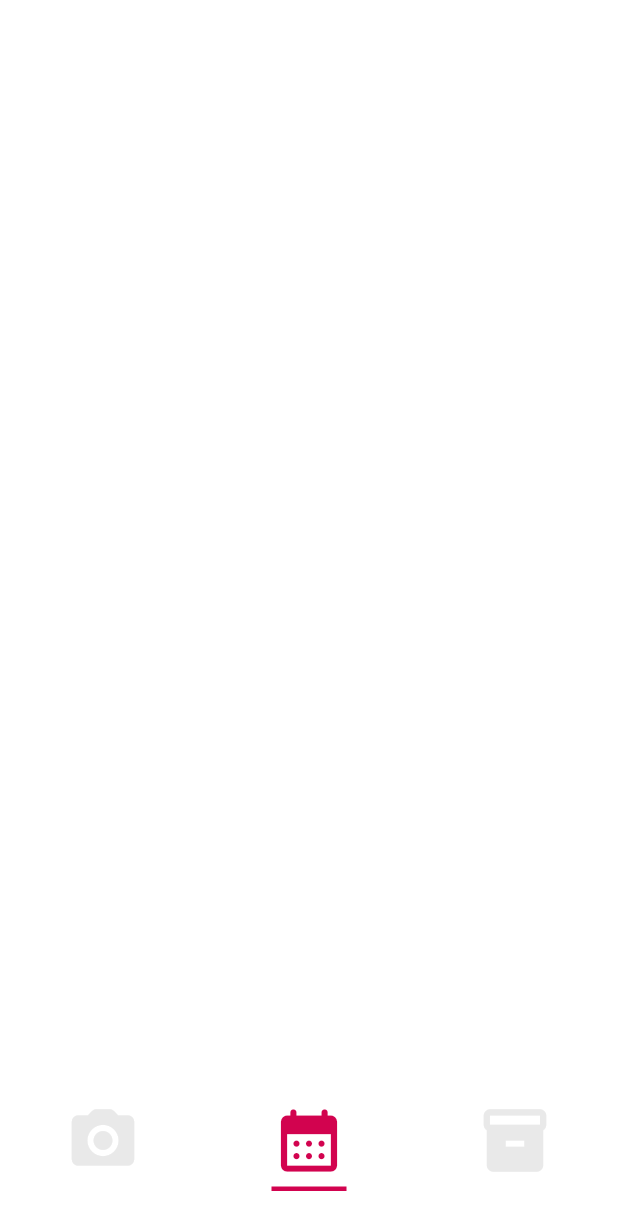
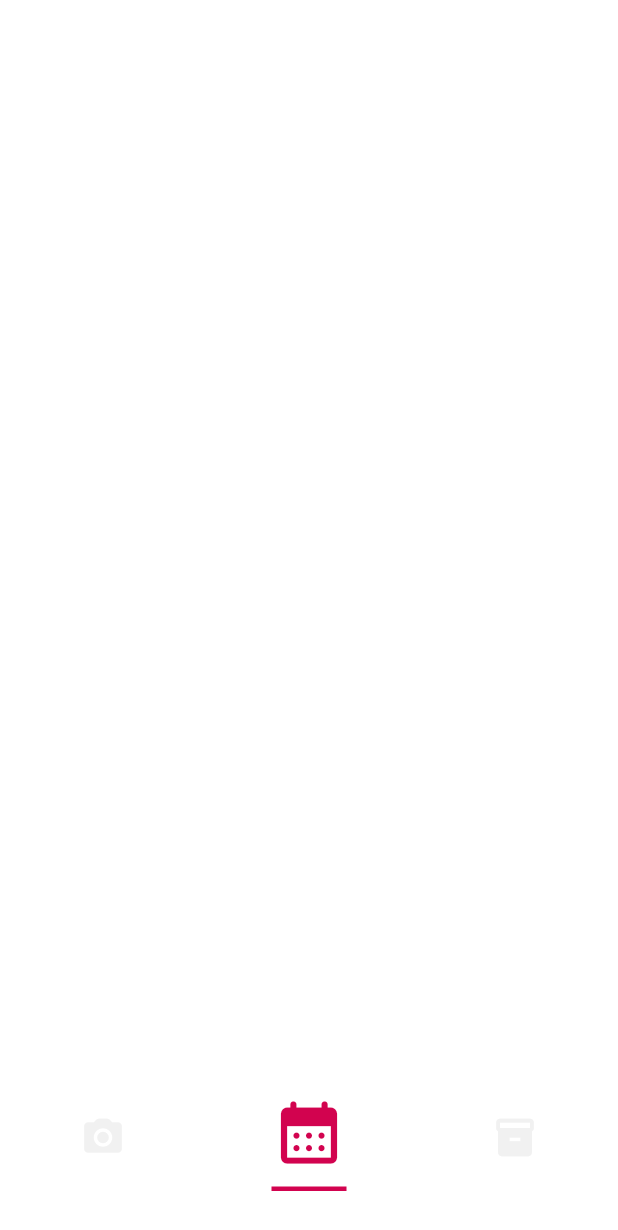
Before and after one commit to Junior-Green/hangr, a Flutter app: the screen it shows after launch, on a phone screen of 412 x 824 dp. Shown: the top 1230 px of the screen. Run offline on Flutter 3.47's test engine with Material 2 defaults, Android fonts, the phone set to English and light mode, and no system bars; our stand-ins replace camera, flutter_spinkit.

Commit message:
Updated launcher icons. Worked on home screen.

```diff
--- a/lib/main.dart
+++ b/lib/main.dart
@@ -18,8 +18,7 @@ main() {
           initialRoute: '/',
           routes: {
             '/': (context) => const Loading(),
-            '/home': (context) => const DefaultTabController(
-                length: 3, child: Home(), initialIndex: 1),
+            '/home': (context) => const Home(),
             '/location': (context) => SizedBox(),
           });
     },
--- a/lib/pages/home.dart
+++ b/lib/pages/home.dart
@@ -1,4 +1,5 @@
 import 'package:flutter/material.dart';
+import 'package:flutter/scheduler.dart';
 import 'package:hangr/pages/home_calendar.dart';
 import 'package:hangr/pages/home_camera.dart';
 import 'package:hangr/pages/home_wardrobe.dart';
@@ -6,49 +7,83 @@ import 'package:hangr/pages/home_wardrobe.dart';
 class Home extends StatefulWidget {
   const Home({Key? key}) : super(key: key);
 
-  static final tabs = [
-    const Tab(icon: Icon(Icons.camera_alt_rounded, size: 50)),
+  static const _tabs = [
+    Padding(
+      padding: const EdgeInsets.fromLTRB(0, 10, 0, 0),
+      child: const Tab(icon: Icon(Icons.camera_alt_rounded, size: 30)),
+    ),
     const Tab(icon: Icon(Icons.calendar_month_rounded, size: 50)),
-    const Tab(icon: Icon(Icons.inventory, size: 50))
+    Padding(
+      padding: const EdgeInsets.fromLTRB(0, 10, 0, 0),
+      child: const Tab(icon: Icon(Icons.inventory, size: 30)),
+    )
   ];
 
   @override
   State<Home> createState() => _HomeState();
 }
 
-class _HomeState extends State<Home> {
-  Map data = {};
-  ThemeData theme = ThemeData.light();
+class _HomeState extends State<Home> with TickerProviderStateMixin {
+  Map _data = {};
+  ThemeData _theme = ThemeData.light();
+  TabController? _controller;
+  bool _isTransparent = false;
 
   @override
   void initState() {
+    _controller = new TabController(length: Home._tabs.length, vsync: this, initialIndex: 1);
     super.initState();
   }
 
   @override
+  void dispose() {
+    _controller!.dispose();
+    super.dispose();
+  }
+
+  @override
   Widget build(BuildContext context) {
-    data = ModalRoute.of(context)!.settings.arguments as Map;
-    theme = Theme.of(context);
+    _data = ModalRoute.of(context)!.settings.arguments as Map;
+    _theme = Theme.of(context);
+    timeDilation = 0.75;
+
+    _controller!.addListener(() {
+      setState(() {
+        _isTransparent = _controller!.index == 0 ? true : false;
+      });
+    });
 
     return Scaffold(
       body: TabBarView(
+        controller: _controller,
+        physics: (_controller!.index == 1) ? NeverScrollableScrollPhysics() : null,
         children: [
-          HomeCamera(
-              camera: data['camera']),
+          HomeCamera(camera: _data['camera']),
           HomeCalendar(),
           HomeWardrobe(),
         ],
       ),
-      bottomNavigationBar: TabBar(
+      bottomNavigationBar: _isTransparent
+          ? Container(width: 0, height: 0)
+          : TabBar(
               enableFeedback: true,
-        tabs: Home.tabs,
+              isScrollable: false,
+              controller: _controller,
+              tabs: Home._tabs,
               indicatorWeight: 3,
               labelPadding: const EdgeInsets.fromLTRB(0, 0, 0, 40),
               indicatorPadding: const EdgeInsets.fromLTRB(0, 0, 0, 30),
-        labelColor: theme.colorScheme.secondary,
-        unselectedLabelColor: theme.colorScheme.tertiary,
+              labelColor: _isTransparent
+                  ? Colors.transparent
+                  : _theme.colorScheme.secondary,
+              unselectedLabelColor: _isTransparent
+                  ? Colors.transparent
+                  : const Color.fromARGB(90, 214, 214, 214),
+              overlayColor: null,
               indicatorSize: TabBarIndicatorSize.label,
-        indicatorColor: theme.colorScheme.secondary,
+              indicatorColor: _isTransparent
+                  ? Colors.transparent
+                  : _theme.colorScheme.secondary,
             ),
       extendBody: true,
     );
--- a/lib/pages/home_calendar.dart
+++ b/lib/pages/home_calendar.dart
@@ -1,16 +1,71 @@
 import 'package:flutter/material.dart';
 
 class HomeCalendar extends StatefulWidget {
-  const HomeCalendar({ Key? key }) : super(key: key);
+  const HomeCalendar({Key? key}) : super(key: key);
 
   @override
   State<HomeCalendar> createState() => _HomeCalendarState();
 }
 
 class _HomeCalendarState extends State<HomeCalendar> {
+  static final _today = DateTime.now();
+  static final _firstDay = DateTime(1900);
+  static final _startingIndex =
+      (_today.difference(_firstDay).inDays ~/ 365) * 12;
+  int _currentPage = 0;
+  DateTime _currentDate = DateTime.now();
+
+  final PageController _pageController =
+      PageController(initialPage: _startingIndex);
+
+  navigateToPage(int index) {
+    _pageController.animateToPage(
+      index,
+      duration: const Duration(milliseconds: 300),
+      curve: Curves.ease,
+    );
+  }
+
+  getCurrentPage(int page) {
+    int currYear = _currentDate.year;
+    int currMonth = _currentDate.month;
+
+    if (_currentPage - page < 1) {
+      _currentDate = DateTime(currYear, currMonth + 1);
+    } else {
+      _currentDate = DateTime(currYear, currMonth - 1);
+    }
+    _currentPage = page;
+  }
+
+  Widget getCalendar(DateTime date) {
+    return Container();
+  }
+
+  @override
+  void initState() {
+    super.initState();
+    _currentPage = _startingIndex;
+  }
+
   @override
   Widget build(BuildContext context) {
-    return Scaffold(
+    return Center(
+      child: PageView.builder(
+        scrollDirection: Axis.vertical,
+        controller: _pageController,
+        onPageChanged: getCurrentPage,
+        itemBuilder: (context, _index) {
+          int currYear = _currentDate.year;
+          int currMonth = _currentDate.month;
+
+          if (_currentPage - _index < 1) {
+            return getCalendar(DateTime(currYear, currMonth + 1));
+          } else {
+            return getCalendar(DateTime(currYear, currMonth - 1));
+          }
+        },
+      ),
     );
   }
 }
--- a/lib/themes.dart
+++ b/lib/themes.dart
@@ -9,7 +9,9 @@ class ThemeProvider extends ChangeNotifier {
 class AppTheme {
   static final dark = ThemeData(
       primaryColor: Colors.black,
-      scaffoldBackgroundColor: Colors.grey[950],
+      scaffoldBackgroundColor: Colors.grey[900],
+      splashColor: Colors.transparent,
+      highlightColor: Colors.transparent,
       colorScheme: const ColorScheme.dark(
           primary: Colors.white,
           secondary: Color.fromARGB(255, 210, 3, 79),
@@ -18,6 +20,8 @@ class AppTheme {
 
   static final light = ThemeData(
     primaryColor: Colors.white,
+    splashColor: Colors.transparent,
+    highlightColor: Colors.transparent,
     colorScheme: const ColorScheme.dark(
         primary: Color.fromARGB(255, 0, 0, 0),
         secondary: Color.fromARGB(255, 210, 3, 79),
```
Also changed, not shown: lib/pages/home_camera.dart (+29 -7 lines), lib/pages/loading_screen.dart (+7 -8 lines), pubspec.yaml (+6 -1 lines), assets/icon/app_icon.png (added), assets/images/hanger.png (added), lib/helpers/calendar_date.dart (added), lib/helpers/calendar_view.dart (added), pubspec.lock, 20 other files. Lines whose indentation alone changed are shown as unchanged.
